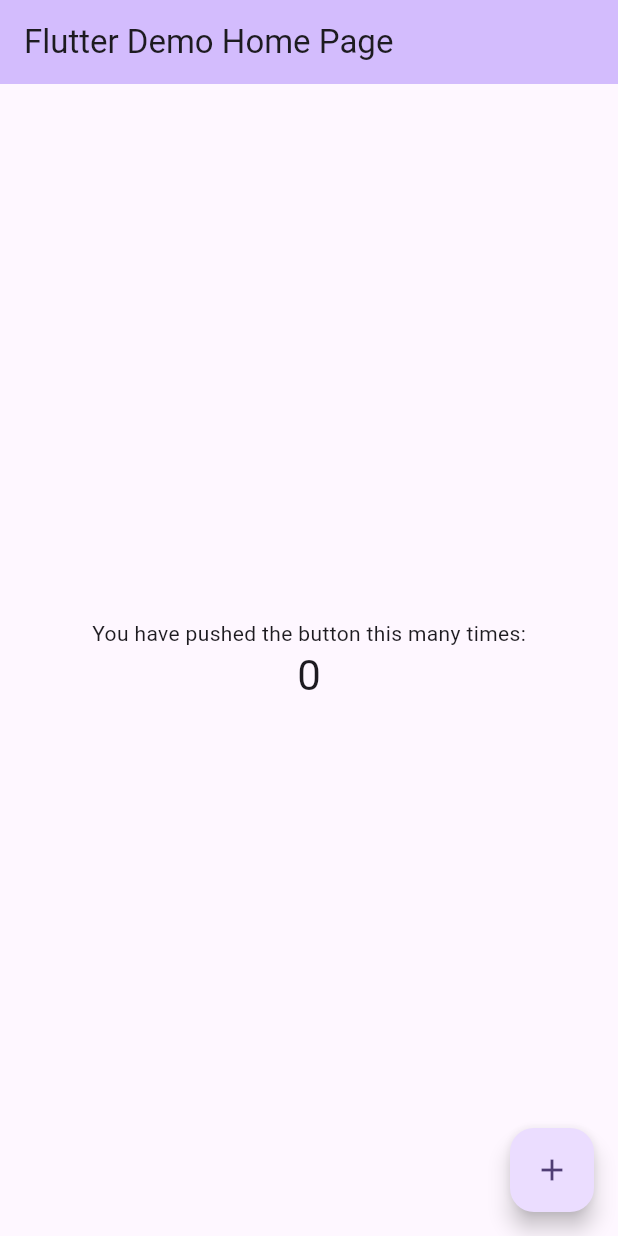
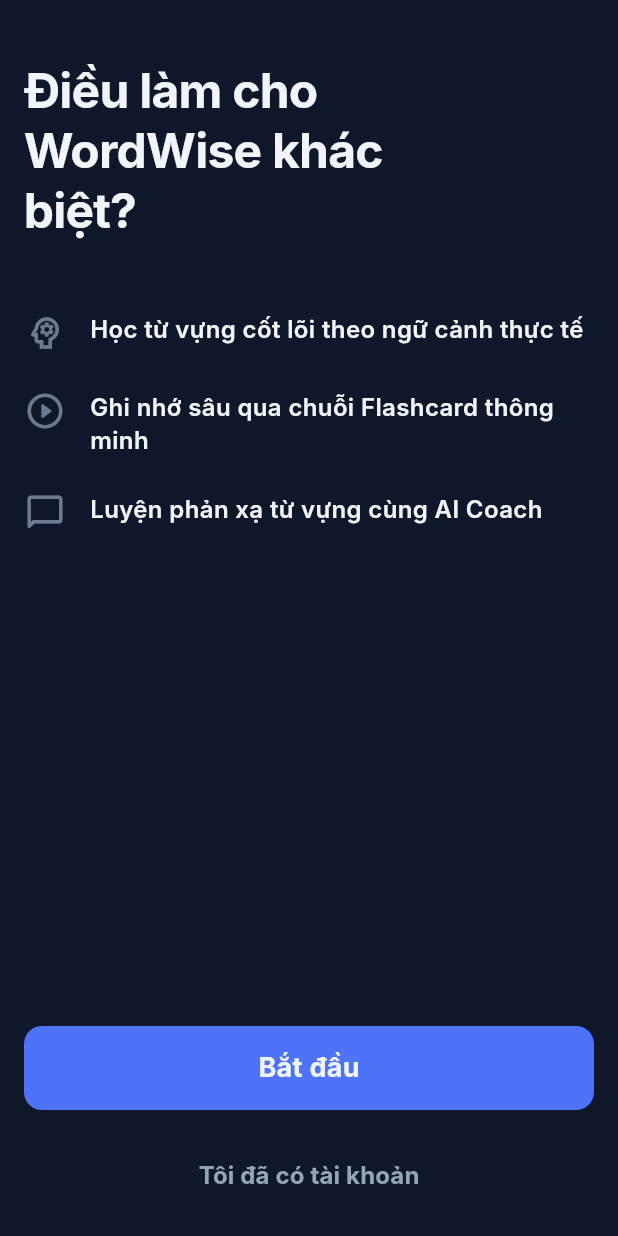
Before and after one commit to tiranixnguyen/g1-prm-vocabulary-learning-app, a Flutter app: the screen it shows after launch, on a phone screen of 412 x 824 dp. Run offline on Flutter 3.47's test engine with Material 3 defaults, Android fonts, the light colour scheme and no system bars; our stand-ins replace flutter_riverpod, riverpod_annotation; generated files the repository leaves out were written again; Roboto replaces fonts that are missing (Inter).

Commit message:
add resources: colors, dimensions and typography

```diff
--- a/lib/main.dart
+++ b/lib/main.dart
@@ -1,114 +1,50 @@
 import 'package:flutter/material.dart';
-import 'package:flutter_riverpod/flutter_riverpod.dart'; // Bắt buộc để dùng ProviderScope
+import 'package:flutter_riverpod/flutter_riverpod.dart';
 import 'package:logging/logging.dart';
-import 'package:riverpod_annotation/riverpod_annotation.dart';
+import 'views/pages/onboarding_screen.dart';
+import 'res/app.context.extension.dart';
 
-part 'main.g.dart';
-
-// Khởi tạo một Logger chung cho tầng ứng dụng (App level)
 final Logger _appLogger = Logger('WordWiseApp');
-
-@riverpod
-String helloWorld(Ref ref) {
-  return 'Hello world';
-}
 
 void main() {
   // 1. Cấu hình hệ thống logging
-  Logger.root.level = Level.ALL; // Ghi nhận tất cả các cấp độ log
+  Logger.root.level = Level.ALL;
   Logger.root.onRecord.listen((LogRecord record) {
-    // Định dạng nội dung hiển thị của log ra console
     debugPrint(
       '${record.level.name}: [${record.time}] (${record.loggerName}): ${record.message}',
     );
   });
 
-  _appLogger.info('Ứng dụng đang khởi chạy...');
+  _appLogger.info('Ứng dụng WordWise đang khởi chạy...');
 
-  // 2. Sử dụng ProviderContainer để đọc thử giá trị ở tầng thuần Dart (Giữ nguyên logic cũ của bạn)
-  final container = ProviderContainer();
-  final value = container.read(helloWorldProvider);
-  _appLogger.info('Giá trị đọc từ Riverpod Provider: $value');
-
-  runApp(
-    // 3. Bắt buộc bọc MyApp trong ProviderScope để Flutter chạy được Riverpod
-    const ProviderScope(child: MyApp()),
-  );
+  runApp(const ProviderScope(child: MyApp()));
 }
 
-class MyApp extends StatelessWidget {
+// Chuyển MyApp thành ConsumerWidget để lắng nghe hệ thống màu sắc từ Riverpod ngay từ root
+class MyApp extends ConsumerWidget {
   const MyApp({super.key});
 
   @override
-  Widget build(BuildContext context) {
+  Widget build(BuildContext context, WidgetRef ref) {
+    // Lấy bảng màu hiện tại (Light/Dark Mode) từ Provider thông qua extension của bạn
+    final colors = ref.colors;
+
     return MaterialApp(
-      title: 'Flutter Demo',
+      title: 'WordWise',
+      debugShowCheckedModeBanner:
+          false, // Tắt banner DEBUG cho giao diện sạch đẹp
+      // Khởi tạo ThemeData đồng bộ với Palette màu của app
       theme: ThemeData(
-        // Sửa lỗi cú pháp: Thêm ColorScheme vào trước .fromSeed
-        colorScheme: ColorScheme.fromSeed(seedColor: Colors.deepPurple),
+        useMaterial3: true,
+        scaffoldBackgroundColor: colors.background,
+        colorScheme: ColorScheme.fromSeed(
+          seedColor: colors.primary,
+          brightness: Brightness
+              .dark, // Ép cấu hình sang Dark để đồng bộ với màn onboarding tối
+        ),
       ),
-      home: const MyHomePage(title: 'Flutter Demo Home Page'),
+
+      home: const OnboardingScreen(),
     );
   }
 }
-
-class MyHomePage extends StatefulWidget {
-  const MyHomePage({super.key, required this.title});
-
-  final String title;
-
-  @override
-  State<MyHomePage> createState() => _MyHomePageState();
-}
-
-class _MyHomePageState extends State<MyHomePage> {
-  int _counter = 0;
-
-  // 4. Tạo một Logger riêng cho màn hình Home Page để dễ quản lý dữ liệu log
-  final Logger _logger = Logger('MyHomePage');
-
-  void _incrementCounter() {
-    setState(() {
-      _counter++;
-    });
-
-    // 5. Ghi log mỗi khi người dùng bấm nút tăng biến đếm
-    _logger.info(
-      'Người dùng đã bấm nút tăng số. Giá trị hiện tại của _counter: $_counter',
-    );
-
-    // Ví dụ về việc bắt log cảnh báo nếu số lượt bấm quá lớn
-    if (_counter >= 10) {
-      _logger.warning(
-        'Cảnh báo: Người dùng đang bấm nút quá nhiều lần (_counter = $_counter)!',
-      );
-    }
-  }
-
-  @override
-  Widget build(BuildContext context) {
-    return Scaffold(
-      appBar: AppBar(
-        backgroundColor: Theme.of(context).colorScheme.inversePrimary,
-        title: Text(widget.title),
-      ),
-      body: Center(
-        child: Column(
-          mainAxisAlignment: MainAxisAlignment.center,
-          children: [
-            const Text('You have pushed the button this many times:'),
-            Text(
-              '$_counter',
-              style: Theme.of(context).textTheme.headlineMedium,
-            ),
-          ],
-        ),
-      ),
-      floatingActionButton: FloatingActionButton(
-        onPressed: _incrementCounter,
-        tooltip: 'Increment',
-        child: const Icon(Icons.add),
-      ),
-    );
-  }
-}
--- /dev/null
+++ b/lib/views/pages/onboarding_screen.dart
@@ -0,0 +1,132 @@
+import 'package:flutter/material.dart';
+import 'package:flutter_riverpod/flutter_riverpod.dart';
+import '../../res/app.context.extension.dart';
+
+class OnboardingScreen extends ConsumerWidget {
+  const OnboardingScreen({super.key});
+
+  @override
+  Widget build(BuildContext context, WidgetRef ref) {
+    // Lấy palette màu chuẩn từ hệ thống (Tự động thích ứng Light/Dark)
+    final colors = ref.colors;
+    final dimensions = ref.dimensions;
+    final typography = ref.typography;
+
+    return Scaffold(
+      backgroundColor: colors
+          .background, // Sẽ tự là màu tối nếu bật Dark Mode, hoặc màu sáng nếu là Light Mode
+      body: SafeArea(
+        child: Padding(
+          padding: EdgeInsets.symmetric(horizontal: dimensions.screenPadding),
+          child: Column(
+            crossAxisAlignment: CrossAxisAlignment.start,
+            children: [
+              const SizedBox(height: 40),
+
+              // 1. Tiêu đề chính sử dụng màu textPrimary hệ thống
+              Text(
+                'Điều làm cho\nWordWise khác\nbiệt?',
+                style: typography.headingLarge.copyWith(
+                  color: colors
+                      .textPrimary, // Đã sửa: Không dùng màu cứng trắng xóa nữa
+                ),
+              ),
+
+              const SizedBox(height: 48),
+
+              // 2. Danh sách tính năng
+              _buildFeatureItem(
+                ref: ref,
+                icon: Icons.psychology_outlined,
+                text: 'Học từ vựng cốt lõi theo ngữ cảnh thực tế',
+              ),
+              SizedBox(height: dimensions.sectionSpacing),
+              _buildFeatureItem(
+                ref: ref,
+                icon: Icons.play_circle_outline_rounded,
+                text: 'Ghi nhớ sâu qua chuỗi Flashcard thông minh',
+              ),
+              SizedBox(height: dimensions.sectionSpacing),
+              _buildFeatureItem(
+                ref: ref,
+                icon: Icons.chat_bubble_outline_rounded,
+                text: 'Luyện phản xạ từ vựng cùng AI Coach',
+              ),
+
+              const Spacer(),
+
+              // 3. Nút bấm chính "Bắt đầu"
+              SizedBox(
+                width: double.infinity,
+                height: 56,
+                child: ElevatedButton(
+                  onPressed: () {},
+                  style: ElevatedButton.styleFrom(
+                    backgroundColor:
+                        colors.primary, // Màu xanh Indigo chuẩn của app
+                    foregroundColor: colors.textPrimary,
+                    shape: RoundedRectangleBorder(
+                      borderRadius: BorderRadius.circular(12.0),
+                    ),
+                    elevation: 0,
+                  ),
+                  child: Text('Bắt đầu', style: typography.buttonLabel),
+                ),
+              ),
+
+              const SizedBox(height: 20),
+
+              // Nút phụ "Tôi đã có tài khoản"
+              Center(
+                child: TextButton(
+                  onPressed: () {},
+                  child: Text(
+                    'Tôi đã có tài khoản',
+                    style: typography.textLink.copyWith(
+                      color: colors
+                          .textSecondary, // Đã sửa: Đồng bộ với màu chữ phụ hệ thống
+                    ),
+                  ),
+                ),
+              ),
+
+              const SizedBox(height: 16),
+            ],
+          ),
+        ),
+      ),
+    );
+  }
+
+  // Hàm build dòng tính năng cũng được đồng bộ màu sắc hoàn toàn
+  Widget _buildFeatureItem({
+    required WidgetRef ref,
+    required IconData icon,
+    required String text,
+  }) {
+    final colors = ref.colors;
+
+    return Row(
+      crossAxisAlignment: CrossAxisAlignment.start,
+      children: [
+        Icon(
+          icon,
+          size: 28,
+          color: colors.textSecondary.withValues(
+            alpha: 0.7,
+          ), // Icon tiệp màu nhẹ với hệ thống
+        ),
+        const SizedBox(width: 16),
+        Expanded(
+          child: Text(
+            text,
+            style: ref.typography.bodyFeature.copyWith(
+              color: colors
+                  .textPrimary, // Chữ hiển thị rõ ràng dựa theo màu nền hệ thống
+            ),
+          ),
+        ),
+      ],
+    );
+  }
+}
```
Also changed, not shown: lib/res/app.context.extension.dart (added, +21 -0 lines), lib/res/colors/app.colors.dart (added, +50 -0 lines), lib/res/colors/base.colors.dart (added, +10 -0 lines), lib/res/dimensions/app.dimensions.dart (added, +19 -0 lines), lib/res/dimensions/dimensions.dart (added, +24 -0 lines), lib/res/resources.dart (added, +24 -0 lines), lib/res/typography/app.typography.dart (added, +47 -0 lines), lib/main.g.dart (deleted), lib/res/colors/app.colors.g.dart (added), lib/res/dimensions/app.dimensions.g.dart (added), lib/res/typography/app.typography.g.dart (added).
